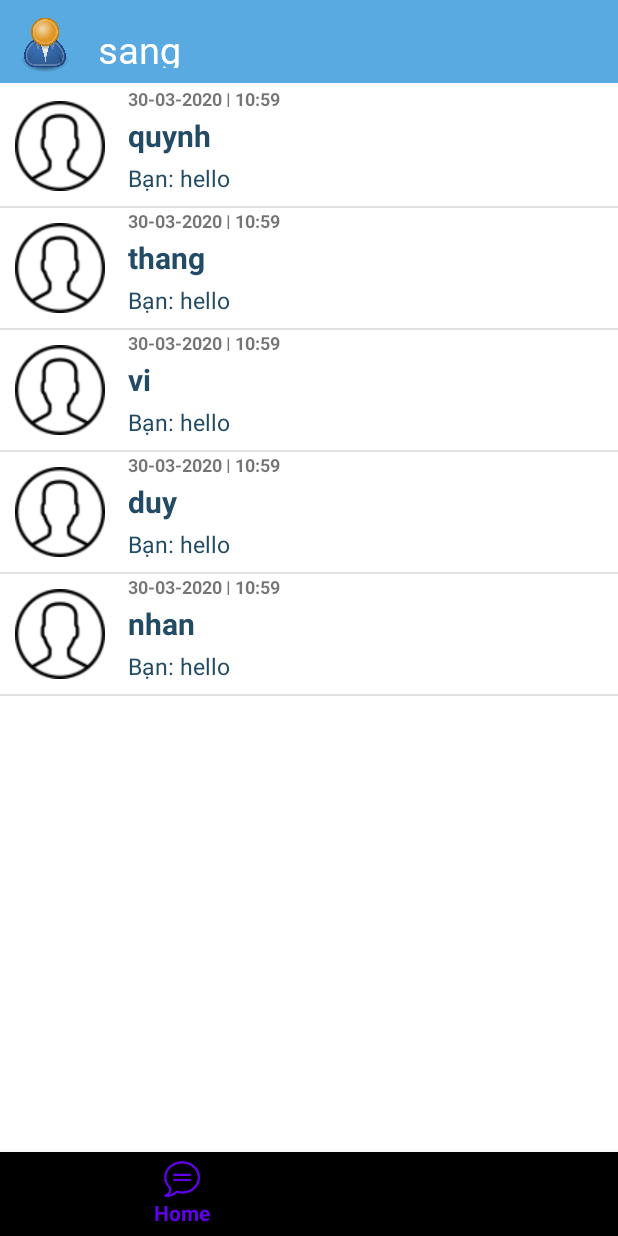
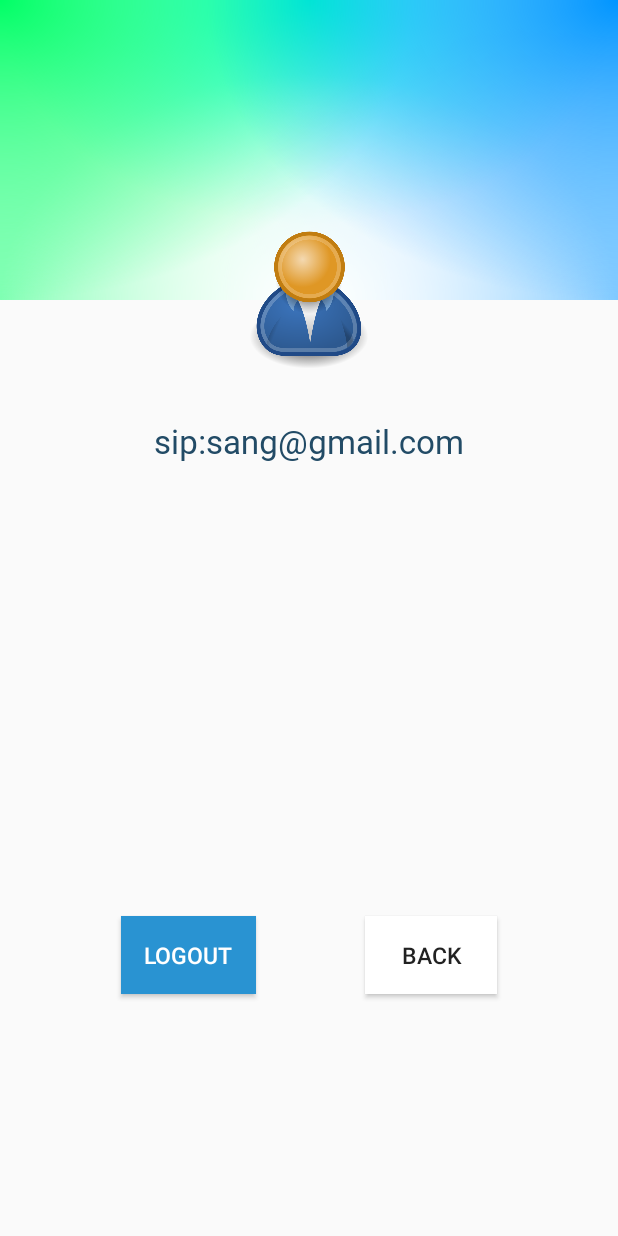
Before and after one commit to hoangsang1998/AppRingVoIP, an Android app: the HomeActivity screen opened directly, with no data from a screen before it, after a tap on an icon or button, on a phone screen of 412 x 824 dp. Run offline under Robolectric (Android 15) with nearby library versions, the phone set to English and light mode, and no system bars.

Commit message:
Profile GUI

```diff
--- a/app/src/main/AndroidManifest.xml
+++ b/app/src/main/AndroidManifest.xml
@@ -9,7 +9,9 @@
         android:roundIcon="@mipmap/ic_launcher_round"
         android:supportsRtl="true"
         android:theme="@style/AppTheme">
-        <activity android:name=".Home.HomeActivity"></activity>
+        <activity android:name=".Profile.ProfileActivity"></activity>
+        <activity android:name=".Profile.ProfileFriendActivity" />
+        <activity android:name=".Home.HomeActivity" />
         <activity android:name=".Login.LoginActivity" />
         <activity android:name=".MainActivity">
             <intent-filter>
--- a/app/src/main/java/com/example/ringvoip/Home/HomeActivity.java
+++ b/app/src/main/java/com/example/ringvoip/Home/HomeActivity.java
@@ -15,6 +15,7 @@ import android.view.View;
 import android.widget.ImageView;
 import android.widget.TextView;
 
+import com.example.ringvoip.Profile.ProfileActivity;
 import com.example.ringvoip.R;
 import com.google.android.material.bottomnavigation.BottomNavigationView;
 
@@ -140,8 +141,8 @@ public class HomeActivity extends AppCompatActivity implements AdapterChatRoom.D
     }
 
     public void imgUserNameEvent(View view) {
-//        Intent intentProfile = new Intent(this, ProfileActivity.class);
-//        startActivity(intentProfile);
+        Intent intentProfile = new Intent(this, ProfileActivity.class);
+        startActivity(intentProfile);
     }
 
     @Override
--- /dev/null
+++ b/app/src/main/java/com/example/ringvoip/Profile/ProfileActivity.java
@@ -0,0 +1,30 @@
+package com.example.ringvoip.Profile;
+
+import androidx.appcompat.app.AppCompatActivity;
+
+import android.content.Intent;
+import android.os.Bundle;
+import android.view.View;
+
+import com.example.ringvoip.Home.HomeActivity;
+import com.example.ringvoip.Login.LoginActivity;
+import com.example.ringvoip.R;
+
+public class ProfileActivity extends AppCompatActivity {
+
+    @Override
+    protected void onCreate(Bundle savedInstanceState) {
+        super.onCreate(savedInstanceState);
+        setContentView(R.layout.activity_profile);
+    }
+
+    public void btnBackEvent(View view) {
+        Intent intentHome = new Intent(this, HomeActivity.class);
+        startActivity(intentHome);
+    }
+
+    public void btnLogoutEvent(View view) {
+        Intent intentLogin = new Intent(this, LoginActivity.class);
+        startActivity(intentLogin);
+    }
+}
--- /dev/null
+++ b/app/src/main/res/drawable-v24/ic_spectrum_gradient.xml
@@ -0,0 +1,88 @@
+<vector xmlns:android="http://schemas.android.com/apk/res/android"
+    xmlns:aapt="http://schemas.android.com/aapt"
+    android:width="1200dp"
+    android:height="800dp"
+    android:viewportWidth="1200"
+    android:viewportHeight="800">
+    <path
+        android:pathData="M0,0h1200v800h-1200z"
+        android:fillColor="#ffffff"/>
+    <path
+        android:pathData="M0,0h1200v800h-1200z">
+        <aapt:attr name="android:fillColor">
+            <gradient
+                android:gradientRadius="800"
+                android:centerX="0"
+                android:centerY="800"
+                android:type="radial">
+                <item android:offset="0" android:color="#FF80FFB3"/>
+                <item android:offset="1" android:color="#0080FFB3"/>
+            </gradient>
+        </aapt:attr>
+    </path>
+    <path
+        android:pathData="M0,0h1200v800h-1200z">
+        <aapt:attr name="android:fillColor">
+            <gradient
+                android:gradientRadius="800"
+                android:centerX="1200"
+                android:centerY="800"
+                android:type="radial">
+                <item android:offset="0" android:color="#FF80CAFF"/>
+                <item android:offset="1" android:color="#0080CAFF"/>
+            </gradient>
+        </aapt:attr>
+    </path>
+    <path
+        android:pathData="M0,0h1200v800h-1200z">
+        <aapt:attr name="android:fillColor">
+            <gradient
+                android:gradientRadius="600"
+                android:centerX="600"
+                android:centerY="0"
+                android:type="radial">
+                <item android:offset="0" android:color="#FF00FFE8"/>
+                <item android:offset="1" android:color="#0000FFE8"/>
+            </gradient>
+        </aapt:attr>
+    </path>
+    <path
+        android:pathData="M0,0h1200v800h-1200z">
+        <aapt:attr name="android:fillColor">
+            <gradient
+                android:gradientRadius="600"
+                android:centerX="600"
+                android:centerY="800"
+                android:type="radial">
+                <item android:offset="0" android:color="#FFFFFFFF"/>
+                <item android:offset="1" android:color="#00FFFFFF"/>
+            </gradient>
+        </aapt:attr>
+    </path>
+    <path
+        android:pathData="M0,0h1200v800h-1200z">
+        <aapt:attr name="android:fillColor">
+            <gradient
+                android:gradientRadius="800"
+                android:centerX="0"
+                android:centerY="0"
+                android:type="radial">
+                <item android:offset="0" android:color="#FF00FF66"/>
+                <item android:offset="1" android:color="#0000FF66"/>
+            </gradient>
+        </aapt:attr>
+    </path>
+    <path
+        android:pathData="M0,0h1200v800h-1200z">
+        <aapt:attr name="android:fillColor">
+            <gradient
+                android:gradientRadius="800"
+                android:centerX="1200"
+                android:centerY="0"
+                android:type="radial">
+                <item android:offset="0" android:color="#FF0095FF"/>
+                <item android:offset="1" android:color="#000095FF"/>
+            </gradient>
+        </aapt:attr>
+    </path>
+</vector>
--- /dev/null
+++ b/app/src/main/res/layout/activity_profile.xml
@@ -0,0 +1,86 @@
+<?xml version="1.0" encoding="utf-8"?>
+<androidx.constraintlayout.widget.ConstraintLayout xmlns:android="http://schemas.android.com/apk/res/android"
+    xmlns:app="http://schemas.android.com/apk/res-auto"
+    xmlns:tools="http://schemas.android.com/tools"
+    android:layout_width="match_parent"
+    android:layout_height="match_parent"
+    tools:context=".Profile.ProfileActivity">
+
+    <TextView
+        android:layout_width="match_parent"
+        android:layout_height="200dp"
+        android:background="@drawable/ic_spectrum_gradient"
+        android:paddingHorizontal="30dp"
+        android:paddingVertical="15dp"
+        android:textColor="#fff"
+        android:textSize="30sp"
+        app:layout_constraintBottom_toBottomOf="parent"
+        app:layout_constraintEnd_toEndOf="parent"
+        app:layout_constraintStart_toStartOf="parent"
+        app:layout_constraintTop_toTopOf="parent"
+        app:layout_constraintVertical_bias="0" />
+
+    <ImageView
+        android:id="@+id/img1"
+        android:layout_width="100dp"
+        android:layout_height="100dp"
+        android:layout_marginTop="150dp"
+        app:layout_constraintEnd_toEndOf="parent"
+        app:layout_constraintHorizontal_bias="0.5"
+        app:layout_constraintStart_toStartOf="parent"
+        app:layout_constraintTop_toTopOf="parent"
+        app:srcCompat="@drawable/img_user" />
+
+    <TextView
+        android:id="@+id/txtv_name"
+        android:layout_width="300dp"
+        android:layout_height="35dp"
+        android:gravity="center"
+        android:textColor="#224B66"
+        android:textSize="22sp"
+        android:text="sip:sang@gmail.com"
+        android:fontFamily="@font/baloo"
+        app:fontFamily="@font/baloo"
+        app:layout_constraintBottom_toBottomOf="parent"
+        app:layout_constraintEnd_toEndOf="parent"
+        app:layout_constraintHorizontal_bias="0.5"
+        app:layout_constraintStart_toStartOf="parent"
+        app:layout_constraintTop_toBottomOf="@+id/img1"
+        app:layout_constraintVertical_bias="0.05"
+        tools:ignore="RtlCompat,RtlHardcoded" />
+
+    <Button
+        android:id="@+id/btn_logout"
+        android:layout_width="wrap_content"
+        android:layout_height="wrap_content"
+        android:background="#2993D2"
+        android:padding="15dp"
+        android:text="Logout"
+        android:textColor="#fff"
+        android:textSize="15sp"
+        android:onClick="btnLogoutEvent"
+        app:layout_constraintBottom_toBottomOf="parent"
+        app:layout_constraintEnd_toEndOf="parent"
+        app:layout_constraintHorizontal_bias="0.25"
+        app:layout_constraintStart_toStartOf="parent"
+        app:layout_constraintTop_toBottomOf="@+id/txtv_name"
+        app:layout_constraintVertical_bias="0.65" />
+
+    <Button
+        android:id="@+id/btn_back"
+        android:layout_width="wrap_content"
+        android:layout_height="wrap_content"
+        android:background="#fff"
+        android:padding="15dp"
+        android:text="Back"
+        android:onClick="btnBackEvent"
+        android:textSize="15sp"
+        app:layout_constraintBottom_toBottomOf="parent"
+        app:layout_constraintEnd_toEndOf="parent"
+        app:layout_constraintHorizontal_bias="0.75"
+        app:layout_constraintStart_toStartOf="parent"
+        app:layout_constraintTop_toBottomOf="@+id/txtv_name"
+        app:layout_constraintVertical_bias="0.65" />
+
+
+</androidx.constraintlayout.widget.ConstraintLayout>
```
Also changed, not shown: app/src/main/java/com/example/ringvoip/Profile/ProfileFriendActivity.java (added, +72 -0 lines), app/src/main/res/layout/activity_profile_friend.xml (added, +126 -0 lines), app/src/main/res/drawable-v24/chat.png (added), app/src/main/res/drawable-v24/phone.png (added), app/src/main/res/drawable-v24/video_camera.png (added).
